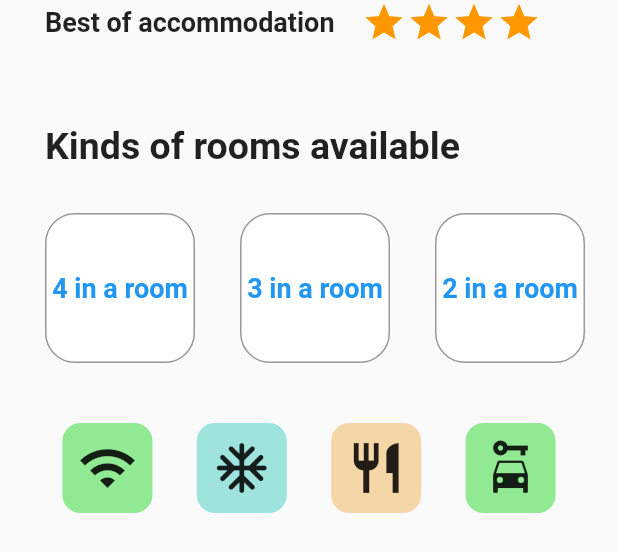
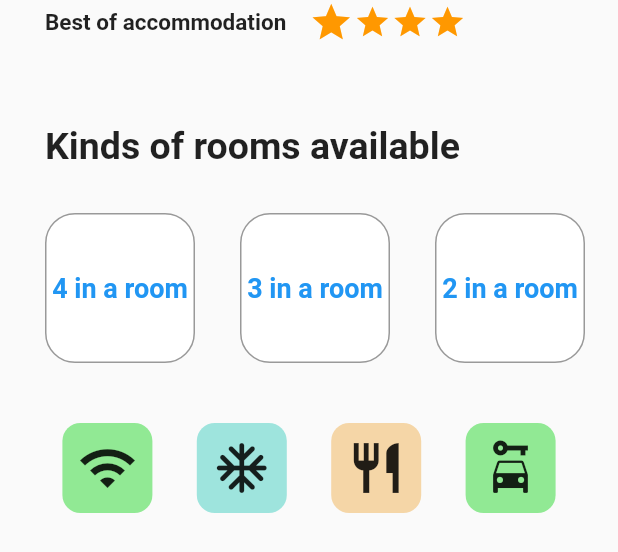
Before and after one commit to Formula-1-One/Formula1-Hostel-Booking-Frontend, a Flutter app: the HouseDetails widget shown alone on an empty page, opened directly with empty values, on a phone screen of 412 x 824 dp. Shown: the top 552 px of the screen. Run offline on Flutter 3.47's test engine with Material 2 defaults, Android fonts, the phone set to English and light mode, and no system bars; our stand-ins replace carousel_pro, get, hexcolor, otp_text_field, pdf, printing.

Commit message:
overflow fixed

```diff
--- a/lib/pages_hostel/screens.home/details/components/house_details.dart
+++ b/lib/pages_hostel/screens.home/details/components/house_details.dart
@@ -1,3 +1,5 @@
+// ignore_for_file: unused_import, unused_local_variable, unnecessary_import, prefer_const_constructors_in_immutables, use_key_in_widget_constructors
+
 import 'package:flutter/cupertino.dart';
 import 'package:flutter/material.dart';
 import 'package:hostel_booking_app_ui_f1/pages_booking/stepper_form.dart';
@@ -47,26 +49,26 @@ class _HouseDetailsState extends State<HouseDetails> {
                          Text(
                           'Best of accommodation',
                           style: TextStyle(
-                          fontSize: 18,
+                          fontSize: 15,
                           fontWeight: FontWeight.bold,
                           ),
                         ),
-                        SizedBox(width: 18,),
+                        SizedBox(width: 15,),
                            Icon(Icons.star,
                              color: Colors.orange,
                              size: 30,
                            ),
                             Icon(Icons.star,
                               color: Colors.orange,
-                              size: 30,
+                              size: 25,
                             ),
                             Icon(Icons.star,
                               color: Colors.orange,
-                              size: 30,
+                              size: 25,
                             ),
                             Icon(Icons.star,
                               color: Colors.orange,
-                              size: 30,
+                              size: 25,
                             )
                         ]
                       ),
```
